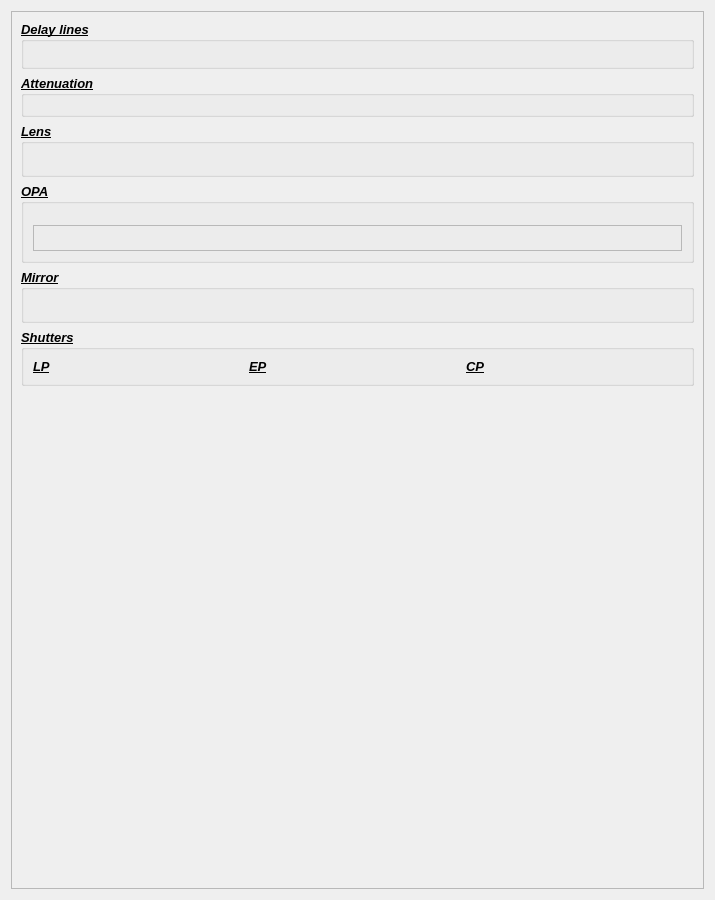
pcdshub/ecs-pydm-ui, file xpp_screens/las_motion.ui: the form before one commit.
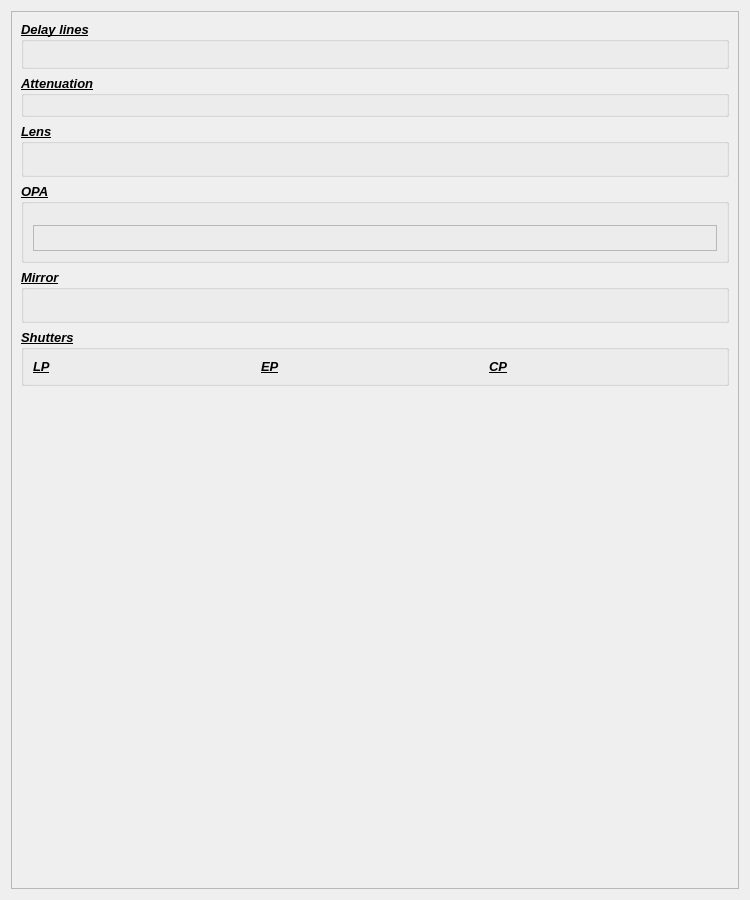
The form after the commit. Custom widgets are drawn as their Qt base class.

Diff of the .ui file:
```diff
--- a/xpp_screens/las_motion.ui
+++ b/xpp_screens/las_motion.ui
@@ -6,13 +6,13 @@
    <rect>
     <x>0</x>
     <y>0</y>
-    <width>715</width>
+    <width>750</width>
     <height>900</height>
    </rect>
   </property>
   <property name="minimumSize">
    <size>
-    <width>715</width>
+    <width>750</width>
     <height>600</height>
    </size>
   </property>
@@ -36,8 +36,8 @@
        <rect>
         <x>0</x>
         <y>0</y>
-        <width>695</width>
-        <height>880</height>
+        <width>709</width>
+        <height>970</height>
        </rect>
       </property>
       <layout class="QVBoxLayout" name="verticalLayout_15">
```
Left out of the diff: 16 changed lines with no effect on the pictures.
